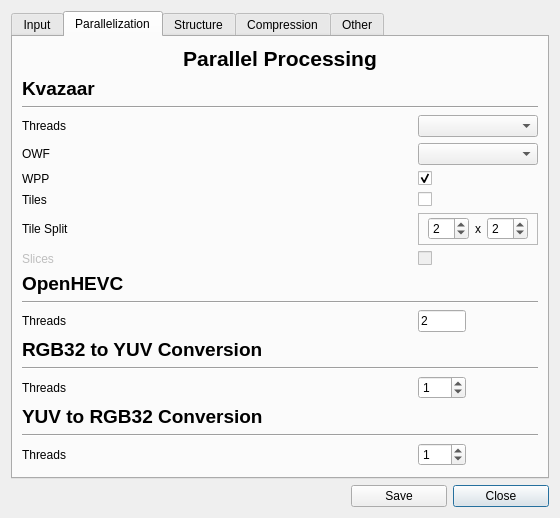
First picture: the form in ui/videosettings.ui, repository ultravideo/uvgComm, before the edit.
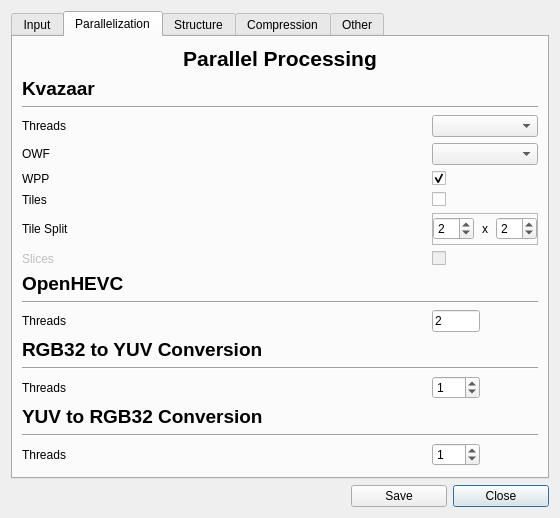
Second picture: the form after the edit. The open tabs and pages were chosen to show the change.

Commit message:
feature(Settings): Hide tile dimensions selection box when not needed.
Also fixes the dimensions of video settings in relation to tile dimensions.

```diff
--- a/ui/videosettings.ui
+++ b/ui/videosettings.ui
@@ -321,6 +321,12 @@
        </item>
        <item row="6" column="2">
         <widget class="QCheckBox" name="tiles_checkbox">
+         <property name="minimumSize">
+          <size>
+           <width>106</width>
+           <height>0</height>
+          </size>
+         </property>
          <property name="text">
           <string/>
          </property>
@@ -496,7 +502,7 @@
          </property>
          <property name="minimumSize">
           <size>
-           <width>64</width>
+           <width>52</width>
            <height>32</height>
           </size>
          </property>
@@ -507,14 +513,26 @@
           <enum>QFrame::Raised</enum>
          </property>
          <layout class="QHBoxLayout" name="horizontalLayout">
+          <property name="leftMargin">
+           <number>0</number>
+          </property>
           <property name="topMargin">
            <number>0</number>
           </property>
+          <property name="rightMargin">
+           <number>0</number>
+          </property>
           <property name="bottomMargin">
            <number>0</number>
           </property>
           <item>
            <widget class="QSpinBox" name="tile_x">
+            <property name="maximumSize">
+             <size>
+              <width>100</width>
+              <height>16777215</height>
+             </size>
+            </property>
             <property name="minimum">
              <number>1</number>
             </property>
@@ -531,10 +549,19 @@
             <property name="text">
              <string>x</string>
             </property>
+            <property name="alignment">
+             <set>Qt::AlignCenter</set>
+            </property>
            </widget>
           </item>
           <item>
            <widget class="QSpinBox" name="tile_y">
+            <property name="maximumSize">
+             <size>
+              <width>100</width>
+              <height>16777215</height>
+             </size>
+            </property>
             <property name="minimum">
              <number>1</number>
             </property>
```
The commit also changes 1 other file.
